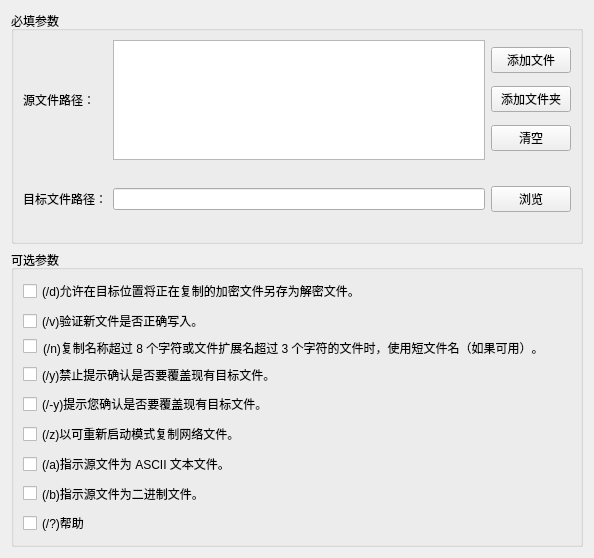
Before: the Qt Designer form src/EasyCmd/Commands/copy/CopyCmdEditor.ui in doasyourself/EasyCmd, drawn with Qt 5.
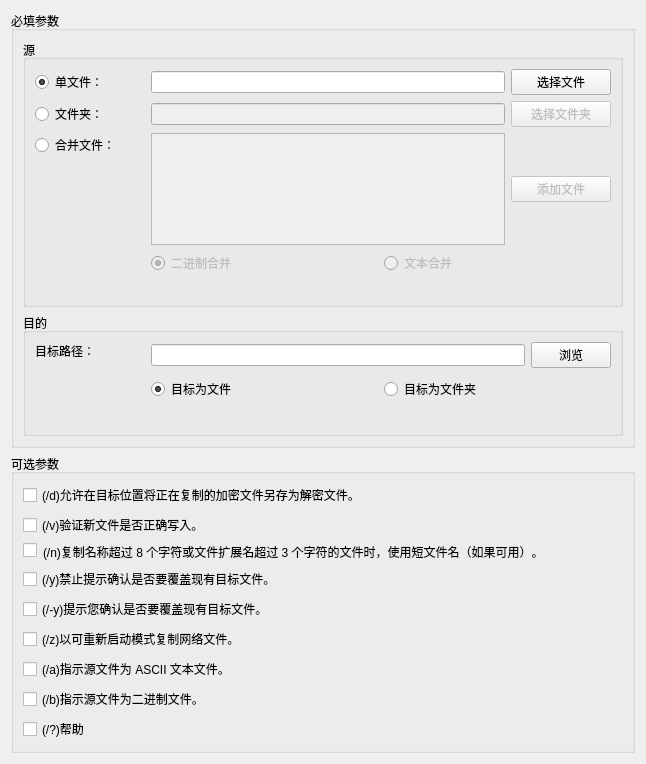
After: the same form once the commit is applied.

Commit message: 完善copy命令

```diff
--- a/src/EasyCmd/Commands/copy/CopyCmdEditor.ui
+++ b/src/EasyCmd/Commands/copy/CopyCmdEditor.ui
@@ -6,8 +6,8 @@
    <rect>
     <x>0</x>
     <y>0</y>
-    <width>594</width>
-    <height>558</height>
+    <width>646</width>
+    <height>764</height>
    </rect>
   </property>
   <property name="minimumSize">
@@ -33,113 +33,390 @@
      </property>
      <layout class="QVBoxLayout" name="verticalLayout_2">
       <item>
-       <layout class="QGridLayout" name="gridLayout" rowminimumheight="0,0,0,0">
-        <item row="2" column="1">
-         <layout class="QHBoxLayout" name="horizontalLayout">
-          <item>
-           <widget class="QLineEdit" name="lineEdit_destFilepath"/>
-          </item>
-          <item>
-           <widget class="QPushButton" name="btn_browserDestFilepath">
-            <property name="text">
-             <string>浏览</string>
-            </property>
-           </widget>
-          </item>
-         </layout>
-        </item>
-        <item row="3" column="1">
-         <widget class="QLabel" name="label_destFilepath_warning">
-          <property name="styleSheet">
-           <string notr="true">color:red;</string>
-          </property>
-          <property name="text">
-           <string/>
-          </property>
-         </widget>
-        </item>
-        <item row="2" column="0">
-         <widget class="QLabel" name="label">
-          <property name="text">
-           <string>目标文件路径：</string>
-          </property>
-         </widget>
-        </item>
-        <item row="0" column="1">
-         <layout class="QHBoxLayout" name="horizontalLayout_4">
-          <item>
-           <widget class="QTextEdit" name="edit_srcFilepath">
-            <property name="minimumSize">
-             <size>
-              <width>0</width>
-              <height>120</height>
-             </size>
-            </property>
-            <property name="maximumSize">
-             <size>
-              <width>16777215</width>
-              <height>140</height>
-             </size>
-            </property>
-            <property name="horizontalScrollBarPolicy">
-             <enum>Qt::ScrollBarAsNeeded</enum>
-            </property>
-            <property name="lineWrapMode">
-             <enum>QTextEdit::NoWrap</enum>
-            </property>
-            <property name="readOnly">
-             <bool>false</bool>
-            </property>
-           </widget>
-          </item>
-          <item>
-           <layout class="QVBoxLayout" name="verticalLayout_5">
-            <property name="rightMargin">
-             <number>0</number>
-            </property>
-            <item>
-             <widget class="QPushButton" name="btn_browserSourceFilepath">
-              <property name="text">
-               <string>添加文件</string>
+       <widget class="QGroupBox" name="groupBox_3">
+        <property name="minimumSize">
+         <size>
+          <width>0</width>
+          <height>60</height>
+         </size>
+        </property>
+        <property name="title">
+         <string>源</string>
+        </property>
+        <layout class="QVBoxLayout" name="verticalLayout_6">
+         <item>
+          <layout class="QGridLayout" name="gridLayout_3">
+           <item row="4" column="1">
+            <widget class="QLabel" name="label_srcFilepath_warning">
+             <property name="styleSheet">
+              <string notr="true">color:red;</string>
+             </property>
+             <property name="text">
+              <string/>
+             </property>
+            </widget>
+           </item>
+           <item row="2" column="1">
+            <widget class="QWidget" name="widget_srcFiles" native="true">
+             <property name="enabled">
+              <bool>false</bool>
+             </property>
+             <property name="minimumSize">
+              <size>
+               <width>60</width>
+               <height>0</height>
+              </size>
+             </property>
+             <layout class="QVBoxLayout" name="verticalLayout_8">
+              <property name="leftMargin">
+               <number>0</number>
               </property>
-             </widget>
-            </item>
-            <item>
-             <widget class="QPushButton" name="btn_addSrcDirpath">
-              <property name="text">
-               <string>添加文件夹</string>
+              <property name="topMargin">
+               <number>0</number>
               </property>
-             </widget>
-            </item>
-            <item>
-             <widget class="QPushButton" name="pushButton">
-              <property name="text">
-               <string>清空</string>
+              <property name="rightMargin">
+               <number>0</number>
               </property>
-             </widget>
-            </item>
-           </layout>
-          </item>
-         </layout>
-        </item>
-        <item row="0" column="0">
-         <widget class="QLabel" name="label_2">
-          <property name="text">
-           <string>源文件路径：</string>
-          </property>
-         </widget>
-        </item>
-        <item row="1" column="1">
-         <widget class="QLabel" name="label_srcFilepath_warning">
-          <property name="styleSheet">
-           <string notr="true">color:red;</string>
-          </property>
-          <property name="text">
-           <string/>
-          </property>
-         </widget>
-        </item>
-       </layout>
+              <property name="bottomMargin">
+               <number>0</number>
+              </property>
+              <item>
+               <layout class="QHBoxLayout" name="horizontalLayout_4">
+                <item>
+                 <widget class="QPlainTextEdit" name="plainTextEdit_srcFilepathList">
+                  <property name="lineWrapMode">
+                   <enum>QPlainTextEdit::NoWrap</enum>
+                  </property>
+                 </widget>
+                </item>
+                <item>
+                 <widget class="QPushButton" name="btn_addSrcFilepath">
+                  <property name="minimumSize">
+                   <size>
+                    <width>100</width>
+                    <height>0</height>
+                   </size>
+                  </property>
+                  <property name="text">
+                   <string>添加文件</string>
+                  </property>
+                 </widget>
+                </item>
+               </layout>
+              </item>
+              <item>
+               <widget class="QWidget" name="widget" native="true">
+                <property name="minimumSize">
+                 <size>
+                  <width>0</width>
+                  <height>0</height>
+                 </size>
+                </property>
+                <layout class="QHBoxLayout" name="horizontalLayout_13">
+                 <property name="leftMargin">
+                  <number>0</number>
+                 </property>
+                 <property name="topMargin">
+                  <number>0</number>
+                 </property>
+                 <property name="rightMargin">
+                  <number>0</number>
+                 </property>
+                 <property name="bottomMargin">
+                  <number>0</number>
+                 </property>
+                 <item>
+                  <widget class="QRadioButton" name="radioBtn_bin_merge">
+                   <property name="text">
+                    <string>二进制合并</string>
+                   </property>
+                   <property name="checked">
+                    <bool>true</bool>
+                   </property>
+                  </widget>
+                 </item>
+                 <item>
+                  <widget class="QRadioButton" name="radioBtn_text_merge">
+                   <property name="text">
+                    <string>文本合并</string>
+                   </property>
+                  </widget>
+                 </item>
+                </layout>
+               </widget>
+              </item>
+             </layout>
+            </widget>
+           </item>
+           <item row="0" column="0">
+            <widget class="QRadioButton" name="radioBtn_singleFile">
+             <property name="minimumSize">
+              <size>
+               <width>110</width>
+               <height>0</height>
+              </size>
+             </property>
+             <property name="text">
+              <string>单文件：</string>
+             </property>
+             <property name="checked">
+              <bool>true</bool>
+             </property>
+            </widget>
+           </item>
+           <item row="1" column="0">
+            <widget class="QRadioButton" name="radioBtn_singleDir">
+             <property name="minimumSize">
+              <size>
+               <width>110</width>
+               <height>0</height>
+              </size>
+             </property>
+             <property name="text">
+              <string>文件夹：</string>
+             </property>
+            </widget>
+           </item>
+           <item row="1" column="1">
+            <widget class="QWidget" name="widget_srcDir" native="true">
+             <property name="enabled">
+              <bool>false</bool>
+             </property>
+             <layout class="QHBoxLayout" name="horizontalLayout_12">
+              <property name="leftMargin">
+               <number>0</number>
+              </property>
+              <property name="topMargin">
+               <number>0</number>
+              </property>
+              <property name="rightMargin">
+               <number>0</number>
+              </property>
+              <property name="bottomMargin">
+               <number>0</number>
+              </property>
+              <item>
+               <widget class="QLineEdit" name="lineEdit_srcDirpath"/>
+              </item>
+              <item>
+               <widget class="QPushButton" name="btn_browserSrcDir">
+                <property name="minimumSize">
+                 <size>
+                  <width>100</width>
+                  <height>0</height>
+                 </size>
+                </property>
+                <property name="text">
+                 <string>选择文件夹</string>
+                </property>
+               </widget>
+              </item>
+             </layout>
+            </widget>
+           </item>
+           <item row="0" column="1">
+            <widget class="QWidget" name="widget_singleSrcFile" native="true">
+             <layout class="QHBoxLayout" name="horizontalLayout_6">
+              <property name="leftMargin">
+               <number>0</number>
+              </property>
+              <property name="topMargin">
+               <number>0</number>
+              </property>
+              <property name="rightMargin">
+               <number>0</number>
+              </property>
+              <property name="bottomMargin">
+               <number>0</number>
+              </property>
+              <item>
+               <widget class="QLineEdit" name="lineEdit_singleFilepath"/>
+              </item>
+              <item>
+               <widget class="QPushButton" name="btn_browserSourceFilepath">
+                <property name="minimumSize">
+                 <size>
+                  <width>100</width>
+                  <height>0</height>
+                 </size>
+                </property>
+                <property name="text">
+                 <string>选择文件</string>
+                </property>
+               </widget>
+              </item>
+             </layout>
+            </widget>
+           </item>
+           <item row="2" column="0">
+            <layout class="QVBoxLayout" name="verticalLayout_5">
+             <item>
+              <widget class="QRadioButton" name="radioBtn_srcFiles">
+               <property name="minimumSize">
+                <size>
+                 <width>110</width>
+                 <height>0</height>
+                </size>
+               </property>
+               <property name="text">
+                <string>合并文件：</string>
+               </property>
+              </widget>
+             </item>
+             <item>
+              <spacer name="verticalSpacer_3">
+               <property name="orientation">
+                <enum>Qt::Vertical</enum>
+               </property>
+               <property name="sizeHint" stdset="0">
+                <size>
+                 <width>20</width>
+                 <height>40</height>
+                </size>
+               </property>
+              </spacer>
+             </item>
+            </layout>
+           </item>
+          </layout>
+         </item>
+        </layout>
+       </widget>
+      </item>
+      <item>
+       <widget class="QGroupBox" name="groupBox_4">
+        <property name="title">
+         <string>目的</string>
+        </property>
+        <layout class="QVBoxLayout" name="verticalLayout_7">
+         <item>
+          <layout class="QGridLayout" name="gridLayout" rowstretch="0,0,0,0,0">
+           <item row="4" column="1">
+            <widget class="QLabel" name="label_destFilepath_warning">
+             <property name="styleSheet">
+              <string notr="true">color:red;</string>
+             </property>
+             <property name="text">
+              <string/>
+             </property>
+            </widget>
+           </item>
+           <item row="3" column="1">
+            <widget class="QWidget" name="widget_2" native="true">
+             <layout class="QVBoxLayout" name="verticalLayout_9">
+              <property name="leftMargin">
+               <number>0</number>
+              </property>
+              <property name="topMargin">
+               <number>0</number>
+              </property>
+              <property name="rightMargin">
+               <number>0</number>
+              </property>
+              <property name="bottomMargin">
+               <number>0</number>
+              </property>
+              <item>
+               <layout class="QHBoxLayout" name="horizontalLayout">
+                <property name="bottomMargin">
+                 <number>0</number>
+                </property>
+                <item>
+                 <widget class="QLineEdit" name="lineEdit_destFilepath"/>
+                </item>
+                <item>
+                 <widget class="QPushButton" name="btn_browserDestFilepath">
+                  <property name="text">
+                   <string>浏览</string>
+                  </property>
+                 </widget>
+                </item>
+               </layout>
+              </item>
+              <item>
+               <widget class="QWidget" name="widget_destType" native="true">
+                <property name="minimumSize">
+                 <size>
+                  <width>0</width>
+                  <height>30</height>
+                 </size>
+                </property>
+                <layout class="QHBoxLayout" name="horizontalLayout_14">
+                 <property name="leftMargin">
+                  <number>0</number>
+                 </property>
+                 <property name="topMargin">
+                  <number>0</number>
+                 </property>
+                 <property name="rightMargin">
+                  <number>0</number>
+                 </property>
+                 <property name="bottomMargin">
+                  <number>0</number>
+                 </property>
+                 <item>
+                  <widget class="QRadioButton" name="radio_destIsFile">
+                   <property name="text">
+                    <string>目标为文件</string>
+                   </property>
+                   <property name="checked">
+                    <bool>true</bool>
+                   </property>
+                  </widget>
+                 </item>
+                 <item>
+                  <widget class="QRadioButton" name="radio_destIsDir">
+                   <property name="text">
+                    <string>目标为文件夹</string>
+                   </property>
+                  </widget>
+                 </item>
+                </layout>
+               </widget>
+              </item>
+             </layout>
+            </widget>
+           </item>
+           <item row="3" column="0">
+            <layout class="QVBoxLayout" name="verticalLayout_11">
+             <property name="topMargin">
+              <number>0</number>
+             </property>
+             <property name="rightMargin">
+              <number>0</number>
+             </property>
+             <item>
+              <widget class="QLabel" name="label_4">
+               <property name="minimumSize">
+                <size>
+                 <width>110</width>
+                 <height>0</height>
+                </size>
+               </property>
+               <property name="text">
+                <string>目标路径：</string>
+               </property>
+              </widget>
+             </item>
+             <item>
+              <spacer name="verticalSpacer_5">
+               <property name="orientation">
+                <enum>Qt::Vertical</enum>
+               </property>
+               <property name="sizeHint" stdset="0">
+                <size>
+                 <width>20</width>
+                 <height>40</height>
+                </size>
+               </property>
+              </spacer>
+             </item>
+            </layout>
+           </item>
+          </layout>
+         </item>
+        </layout>
+       </widget>
       </item>
      </layout>
     </widget>
```
The commit also changes 2 other files.
